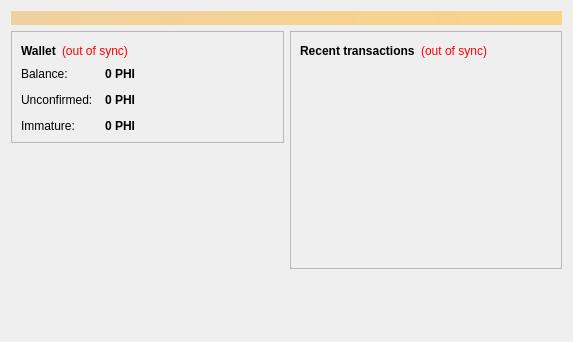
The window that src/qt/forms/overviewpage.ui (bryceweiner/nautiluscoin) describes before a commit, drawn with Qt 5.
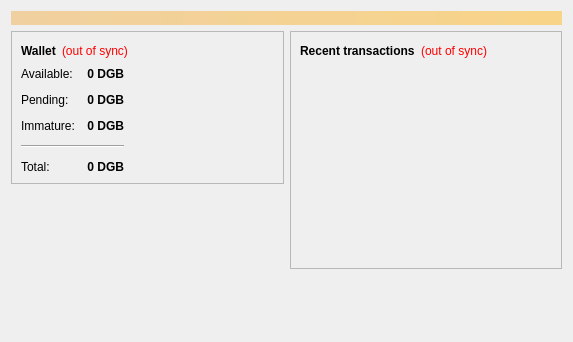
The same window after the commit.

What changed in the file:
```diff
--- a/src/qt/forms/overviewpage.ui
+++ b/src/qt/forms/overviewpage.ui
@@ -90,6 +90,8 @@
            </layout>
           </item>
           <item>
+          <layout class="QHBoxLayout" name="horizontalLayout_3">
+           <item>
            <layout class="QFormLayout" name="formLayout_2">
             <property name="fieldGrowthPolicy">
              <enum>QFormLayout::AllNonFixedFieldsGrow</enum>
@@ -103,7 +105,7 @@
             <item row="0" column="0">
              <widget class="QLabel" name="label">
               <property name="text">
-               <string>Balance:</string>
+               <string>Available:</string>
               </property>
              </widget>
             </item>
@@ -122,7 +124,10 @@
                <string>Your current balance</string>
               </property>
               <property name="text">
-               <string notr="true">0 PHI</string>
+               <string notr="true">0 DGB</string>
+              </property>
+              <property name="alignment">
+               <set>Qt::AlignRight|Qt::AlignTrailing|Qt::AlignVCenter</set>
               </property>
               <property name="textInteractionFlags">
                <set>Qt::LinksAccessibleByMouse|Qt::TextSelectableByKeyboard|Qt::TextSelectableByMouse</set>
@@ -132,7 +137,7 @@
             <item row="1" column="0">
              <widget class="QLabel" name="label_3">
               <property name="text">
-               <string>Unconfirmed:</string>
+               <string>Pending:</string>
               </property>
              </widget>
             </item>
@@ -151,7 +156,10 @@
                <string>Total of transactions that have yet to be confirmed, and do not yet count toward the current balance</string>
               </property>
               <property name="text">
-               <string notr="true">0 PHI</string>
+               <string notr="true">0 DGB</string>
+              </property>
+              <property name="alignment">
+               <set>Qt::AlignRight|Qt::AlignTrailing|Qt::AlignVCenter</set>
               </property>
               <property name="textInteractionFlags">
                <set>Qt::LinksAccessibleByMouse|Qt::TextSelectableByKeyboard|Qt::TextSelectableByMouse</set>
@@ -177,12 +185,69 @@
                <string>Mined balance that has not yet matured</string>
               </property>
               <property name="text">
-               <string notr="true">0 PHI</string>
+               <string notr="true">0 DGB</string>
               </property>
+              <property name="alignment">
+               <set>Qt::AlignRight|Qt::AlignTrailing|Qt::AlignVCenter</set>
+              </property>
               <property name="textInteractionFlags">
                <set>Qt::LinksAccessibleByMouse|Qt::TextSelectableByKeyboard|Qt::TextSelectableByMouse</set>
               </property>
              </widget>
+            </item>
+            <item row="4" column="0">
+             <widget class="QLabel" name="labelTotalText">
+              <property name="text">
+               <string>Total:</string>
+              </property>
+             </widget>
+            </item>
+            <item row="4" column="1">
+             <widget class="QLabel" name="labelTotal">
+              <property name="font">
+               <font>
+                <weight>75</weight>
+                <bold>true</bold>
+               </font>
+              </property>
+              <property name="cursor">
+               <cursorShape>IBeamCursor</cursorShape>
+              </property>
+              <property name="toolTip">
+               <string>Your current total balance</string>
+              </property>
+              <property name="text">
+               <string notr="true">0 DGB</string>
+              </property>
+              <property name="alignment">
+               <set>Qt::AlignRight|Qt::AlignTrailing|Qt::AlignVCenter</set>
+              </property>
+              <property name="textInteractionFlags">
+               <set>Qt::LinksAccessibleByMouse|Qt::TextSelectableByKeyboard|Qt::TextSelectableByMouse</set>
+              </property>
+             </widget>
+            </item>
+            <item row="3" column="0" colspan="2">
+             <widget class="Line" name="line">
+              <property name="orientation">
+               <enum>Qt::Horizontal</enum>
+              </property>
+             </widget>
+            </item>
+           </layout>
+          </item>
+            <item>
+             <spacer name="horizontalSpacer_3">
+              <property name="orientation">
+               <enum>Qt::Horizontal</enum>
+              </property>
+              <property name="sizeHint" stdset="0">
+               <size>
+                <width>40</width>
+                <height>20</height>
+               </size>
+              </property>
+             </spacer>
             </item>
            </layout>
           </item>
```
Left out of the diff: 8 changed lines with no effect on the pictures.
